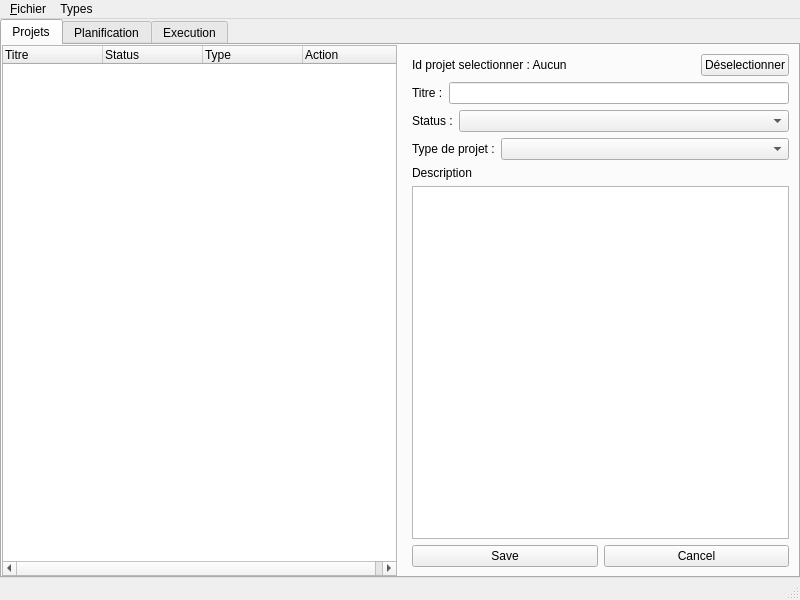
First picture: the form in view/ui/main_window.ui, repository paradoxisme-dev/plan-n-run-db, before the edit.
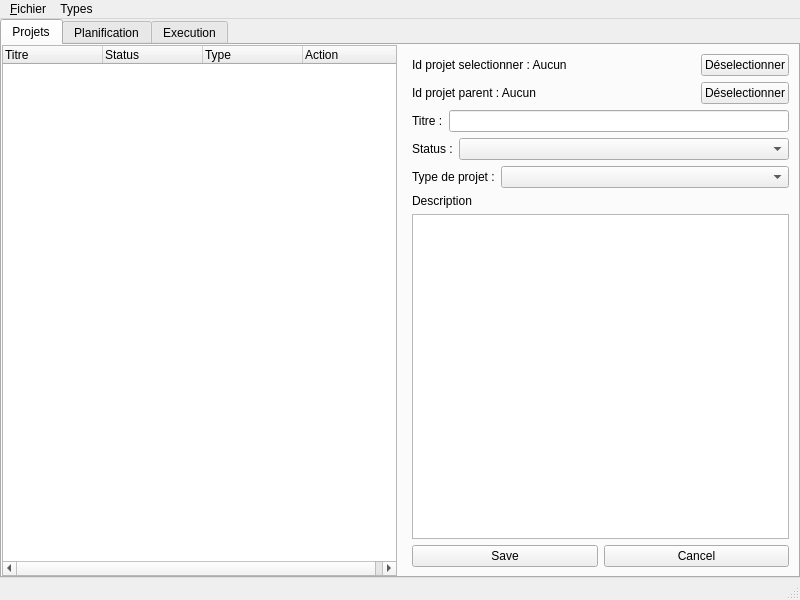
Second picture: the form after the edit.

Commit message: 💄 Add  id parent  projetc in UI

The edit to the form file:
```diff
--- a/view/ui/main_window.ui
+++ b/view/ui/main_window.ui
@@ -123,6 +123,44 @@
              </layout>
             </widget>
            </item>
+           <item>
+            <widget class="QWidget" name="widget_7" native="true">
+             <layout class="QHBoxLayout" name="horizontalLayout_8">
+              <property name="leftMargin">
+               <number>0</number>
+              </property>
+              <property name="topMargin">
+               <number>0</number>
+              </property>
+              <property name="rightMargin">
+               <number>0</number>
+              </property>
+              <property name="bottomMargin">
+               <number>0</number>
+              </property>
+              <item>
+               <widget class="QLabel" name="label_5">
+                <property name="sizePolicy">
+                 <sizepolicy hsizetype="Expanding" vsizetype="Preferred">
+                  <horstretch>0</horstretch>
+                  <verstretch>0</verstretch>
+                 </sizepolicy>
+                </property>
+                <property name="text">
+                 <string>Id projet parent : Aucun</string>
+                </property>
+               </widget>
+              </item>
+              <item>
+               <widget class="QPushButton" name="unselect_parent_project_button">
+                <property name="text">
+                 <string>Déselectionner</string>
+                </property>
+               </widget>
+              </item>
+             </layout>
+            </widget>
+           </item>
            <item>
             <widget class="QWidget" name="widget_2" native="true">
              <layout class="QHBoxLayout" name="horizontalLayout_2">
```
